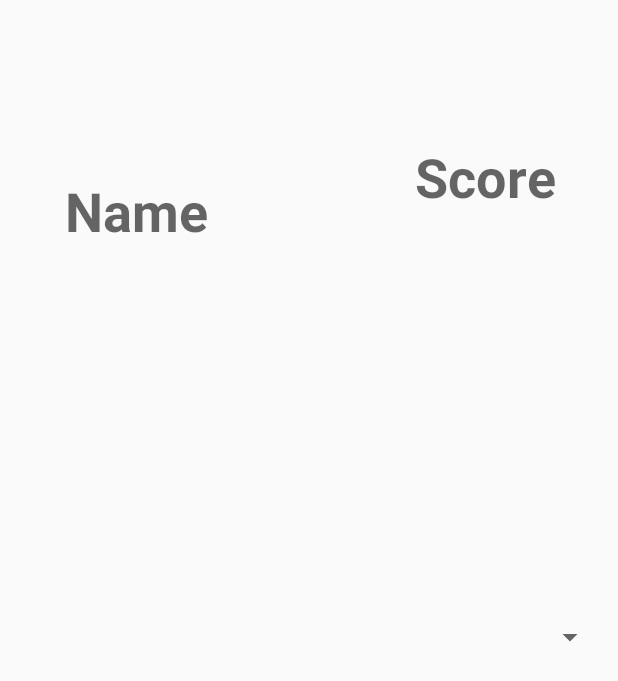
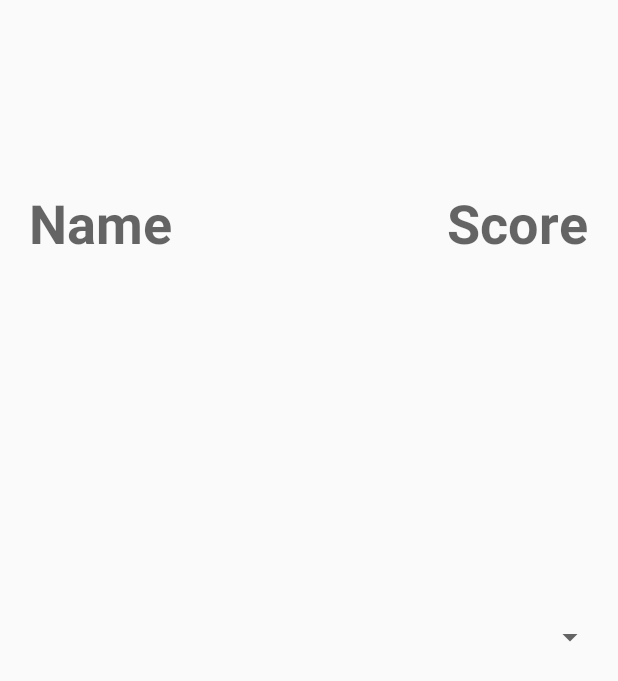
Before and after one commit to Danny-Turner/MazeGame, an Android app: the ScorePage screen opened directly, with no data from a screen before it, on a phone screen of 412 x 824 dp. Shown: the top 681 px of the screen. Run offline under Robolectric (Android 15) with nearby library versions, the phone set to English and light mode, and no system bars.

Commit message:
Fixed labels in high score page
Name/Score are now properly aligned with the spinner

```diff
--- a/app/src/main/res/layout/activity_scores.xml
+++ b/app/src/main/res/layout/activity_scores.xml
@@ -23,34 +23,25 @@
         android:id="@+id/label_scores"
         android:layout_width="118dp"
         android:layout_height="41dp"
-        android:layout_marginStart="147dp"
-        android:layout_marginTop="70dp"
-        android:layout_marginEnd="62dp"
-        android:layout_marginBottom="8dp"
+        android:layout_marginEnd="8dp"
         android:text="@string/score"
         android:textAlignment="center"
         android:textAppearance="@style/TextAppearance.AppCompat.Display1"
         android:textSize="36sp"
         android:textStyle="bold"
         app:layout_constraintBottom_toTopOf="@+id/score_display"
-        app:layout_constraintEnd_toEndOf="parent"
-        app:layout_constraintStart_toEndOf="@+id/label_names"
-        app:layout_constraintTop_toTopOf="parent" />
+        app:layout_constraintEnd_toEndOf="parent" />
 
     <TextView
         android:id="@+id/label_names"
         android:layout_width="117dp"
         android:layout_height="41dp"
-        android:layout_marginStart="32dp"
-        android:layout_marginTop="32dp"
-        android:layout_marginBottom="8dp"
+        android:layout_marginStart="8dp"
         android:text="@string/name"
         android:textAlignment="center"
         android:textAppearance="@style/TextAppearance.AppCompat.Display1"
         android:textSize="36sp"
         android:textStyle="bold"
         app:layout_constraintBottom_toTopOf="@+id/score_display"
-        app:layout_constraintStart_toStartOf="parent"
-        app:layout_constraintTop_toTopOf="parent"
-        app:layout_constraintVertical_bias="1.0" />
+        app:layout_constraintStart_toStartOf="parent" />
 </android.support.constraint.ConstraintLayout>
```
